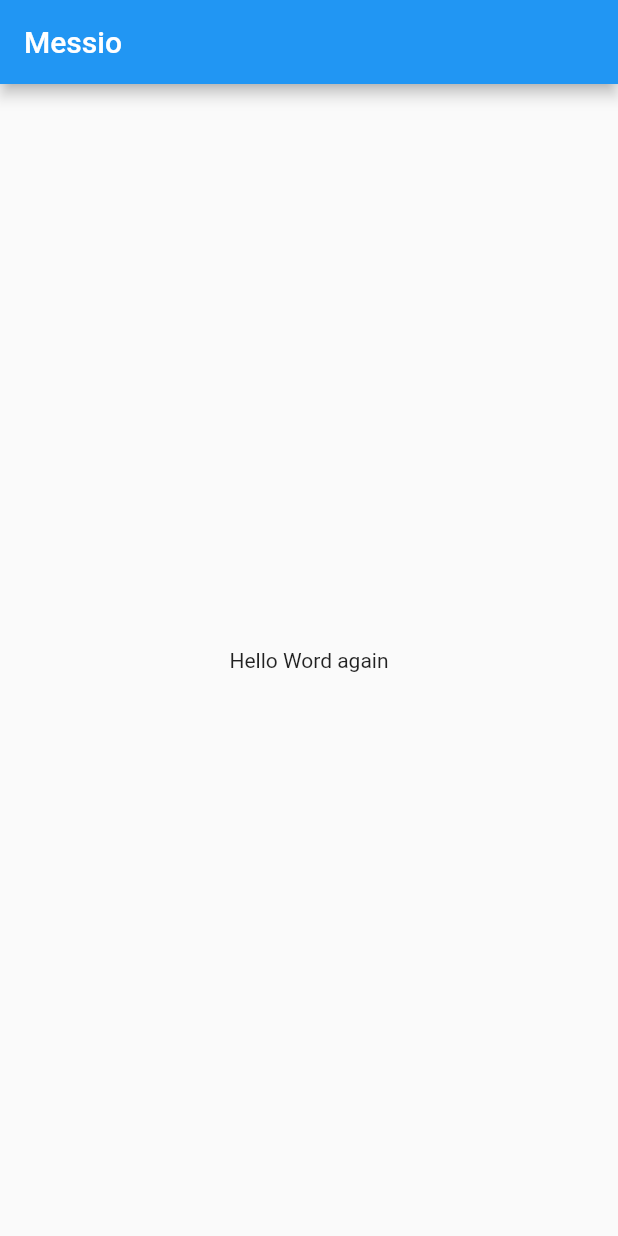
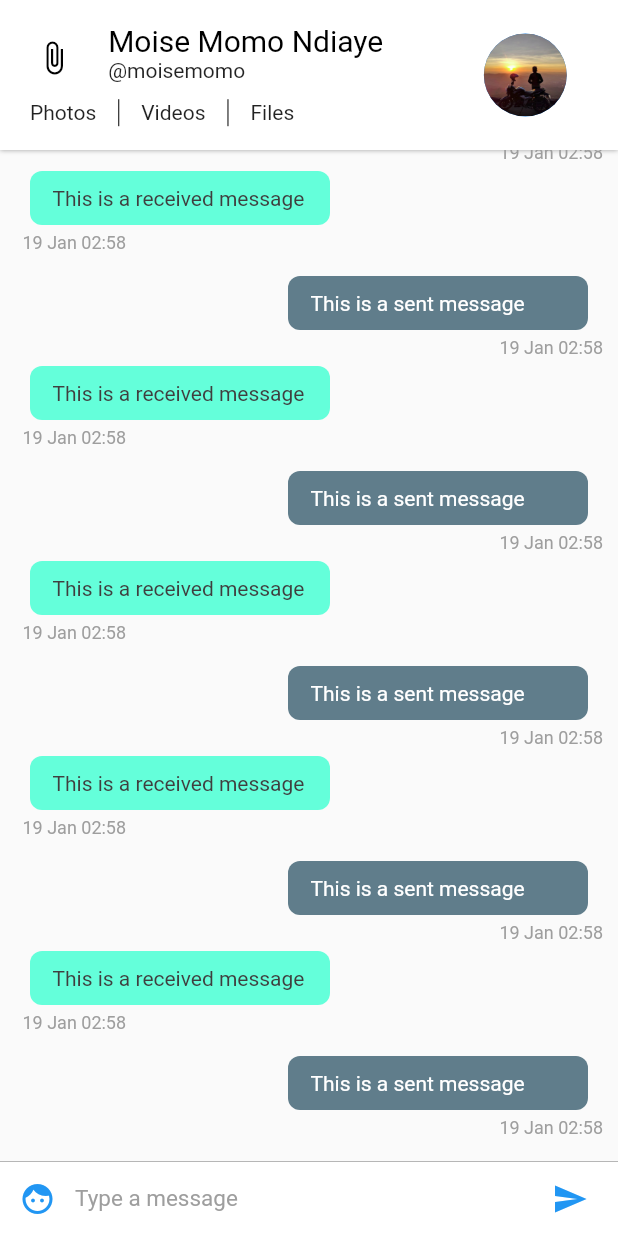
Before and after one commit to moisemomo/messio60DaysFlutterApp, a Flutter app: the screen it shows after launch, on a phone screen of 412 x 824 dp. Run offline on Flutter 3.47's test engine with Material 2 defaults, Android fonts, the phone set to English and light mode, and no system bars.

Commit message:
Create message list view, add intl dependencies for DateFormat class, create assets folder and put user image in it

```diff
--- /dev/null
+++ b/lib/config/Assets.dart
@@ -0,0 +1,3 @@
+class Assets {
+  static String user = 'assets/user.png';
+}
--- /dev/null
+++ b/lib/config/Palette.dart
@@ -0,0 +1,14 @@
+import 'package:flutter/material.dart';
+
+class Palette {
+  static Color primaryColor = Colors.blue;
+  static Color secondaryColor = Colors.black;
+  static Color primaryTextColor = Colors.black;
+  static Color secondaryTextColor = Colors.black87;
+  static Color primaryBackgroundColor = Colors.white;
+  static Color selfMessageBackgroundColor = Colors.blueGrey;
+  static Color otherMessageBackgroundColor = Colors.tealAccent;
+  static Color selfMessageColor = Colors.white;
+  static Color otherMessageColor = Color(0xff3f3f3f);
+  static Color greyColor = Colors.grey;
+}
--- a/lib/main.dart
+++ b/lib/main.dart
@@ -1,69 +1,20 @@
 import 'package:flutter/material.dart';
+import 'package:messio_messaging/pages/ConversationPageList.dart';
 
 void main() {
-  runApp(MyApp());
+  runApp(Messio());
 }
 
-class MyApp extends StatelessWidget {
+class Messio extends StatelessWidget {
   // This widget is the root of your application.
   @override
   Widget build(BuildContext context) {
     return MaterialApp(
       title: 'Messio',
       theme: ThemeData(
-        // This is the theme of your application.
-        //
-        // Try running your application with "flutter run". You'll see the
-        // application has a blue toolbar. Then, without quitting the app, try
-        // changing the primarySwatch below to Colors.green and then invoke
-        // "hot reload" (press "r" in the console where you ran "flutter run",
-        // or simply save your changes to "hot reload" in a Flutter IDE).
-        // Notice that the counter didn't reset back to zero; the application
-        // is not restarted.
         primarySwatch: Colors.blue,
       ),
-      home: MyHomePage(title: 'Messio'),
+      home: ConversationPageList(),
     );
   }
 }
-
-class MyHomePage extends StatefulWidget {
-  MyHomePage({Key key, this.title}) : super(key: key);
-
-  // This widget is the home page of your application. It is stateful, meaning
-  // that it has a State object (defined below) that contains fields that affect
-  // how it looks.
-
-  // This class is the configuration for the state. It holds the values (in this
-  // case the title) provided by the parent (in this case the App widget) and
-  // used by the build method of the State. Fields in a Widget subclass are
-  // always marked "final".
-
-  final String title;
-
-  @override
-  _MyHomePageState createState() => _MyHomePageState();
-}
-
-class _MyHomePageState extends State<MyHomePage> {
-
-  @override
-  Widget build(BuildContext context) {
-    // This method is rerun every time setState is called, for instance as done
-    // by the _incrementCounter method above.
-    //
-    // The Flutter framework has been optimized to make rerunning build methods
-    // fast, so that you can just rebuild anything that needs updating rather
-    // than having to individually change instances of widgets.
-    return Scaffold(
-      appBar: AppBar(
-        // Here we take the value from the MyHomePage object that was created by
-        // the App.build method, and use it to set our appbar title.
-        title: Text(widget.title),
-      ),
-      body: Center(
-        child: Text('Hello Word again'),
-      ),
-    );
-  }
-}
--- /dev/null
+++ b/lib/pages/ConversationPage.dart
@@ -0,0 +1,29 @@
+import 'package:flutter/material.dart';
+import 'package:messio_messaging/widgets/ChatAppBar.dart';
+import 'package:messio_messaging/widgets/ChatListWidget.dart';
+import 'package:messio_messaging/widgets/InputWidget.dart';
+
+class ConversationPage extends StatefulWidget {
+  const ConversationPage({Key key}) : super(key: key);
+
+  @override
+  _ConversationPageState createState() => _ConversationPageState();
+}
+
+class _ConversationPageState extends State<ConversationPage> {
+
+  @override
+  Widget build(BuildContext context) {
+    return SafeArea(child: Scaffold(
+      appBar: ChatAppBar(),
+      body: Stack(children: <Widget>[
+        Column(
+          children: <Widget>[
+            ChatListWidget(),
+            InputWidget()
+          ],
+        )
+      ],),
+    ));
+  }
+}
--- /dev/null
+++ b/lib/pages/ConversationPageList.dart
@@ -0,0 +1,23 @@
+import 'package:flutter/material.dart';
+import 'package:messio_messaging/pages/ConversationPage.dart';
+
+class ConversationPageList extends StatefulWidget {
+  const ConversationPageList({Key key}) : super(key: key);
+
+  @override
+  _ConversationPageListState createState() => _ConversationPageListState();
+}
+
+class _ConversationPageListState extends State<ConversationPageList> {
+
+  @override
+  Widget build(BuildContext context) {
+    return PageView(
+      children: <Widget>[
+        ConversationPage(),
+        ConversationPage(),
+        ConversationPage()
+      ],
+    );
+  }
+}
--- /dev/null
+++ b/lib/widgets/ChatAppBar.dart
@@ -0,0 +1,107 @@
+import 'package:flutter/material.dart';
+import 'package:messio_messaging/config/Assets.dart';
+import 'package:messio_messaging/config/Palette.dart';
+
+class ChatAppBar extends StatelessWidget implements PreferredSizeWidget {
+  final double height = 100;
+
+
+  @override
+  Widget build(BuildContext context) {
+    var textHeading = TextStyle(color: Palette.primaryTextColor, fontSize: 20);
+    var textStyle = TextStyle(color: Palette.secondaryTextColor);
+    double width = MediaQuery.of(context).size.width;
+
+
+    return Material(
+      child: Container(
+        decoration: new BoxDecoration(boxShadow: [
+          new BoxShadow(
+            color: Colors.grey,
+            blurRadius: 2.0,
+          )
+        ]),
+        child: Container(
+          color: Palette.primaryBackgroundColor,
+          child: Row(children: <Widget>[
+            Expanded(flex: 7,
+                child: Center(
+                  child: Column(
+                    mainAxisSize: MainAxisSize.min,
+                    children: <Widget>[
+                      Container(
+                        height: 70 - (width * .06),
+                        child: Row(
+                          crossAxisAlignment: CrossAxisAlignment.start,
+                          children: <Widget>[
+                            Expanded(flex: 2,
+                                child: Center(
+                                  child: Icon(
+                                    Icons.attach_file,
+                                    color: Palette.secondaryColor,
+                                  ),
+                                )
+                            ),
+                            Expanded(flex: 6,
+                                child: Container(
+                                  child: Column(
+                                    crossAxisAlignment: CrossAxisAlignment.start,
+                                    mainAxisAlignment: MainAxisAlignment.center,
+                                    mainAxisSize: MainAxisSize.min,
+                                    children: <Widget>[
+                                      Text('Moise Momo Ndiaye', style: textHeading),
+                                      Text('@moisemomo', style: textStyle)
+                                    ],
+                                  ),
+                                )
+                            )
+                          ],
+                        ),
+                      ),
+                      Container(
+                        height: 23,
+                        padding: EdgeInsets.fromLTRB(20, 5, 5, 0),
+                        child: Row(
+                          mainAxisAlignment: MainAxisAlignment.start,
+                          crossAxisAlignment: CrossAxisAlignment.center,
+                          children: <Widget>[
+                            Text('Photos', style: textStyle,),
+                            VerticalDivider(
+                              width: 30,
+                              color: Palette.primaryTextColor,
+                            ),
+                            Text('Videos', style: textStyle,
+                            ),
+                            VerticalDivider(
+                              width: 30,
+                                color: Palette.primaryTextColor,
+                            ),
+                            Text('Files', style: textStyle,)
+                          ],
+                        ),
+                      )
+                    ],
+                  ),
+                )
+            ),
+            Expanded(flex: 3,
+                child: Container(
+                  child: Center(
+                    child: CircleAvatar(
+                      radius: (80 -(width * .06)) / 2,
+                      backgroundImage: Image.asset(
+                        Assets.user,
+                      ).image,
+                    ),
+                  ),
+                ))
+          ],
+          ),
+        ),
+      ),
+    );
+  }
+
+  @override
+  Size get preferredSize => Size.fromHeight(height);
+}
--- /dev/null
+++ b/lib/widgets/ChatItemWidget.dart
@@ -0,0 +1,93 @@
+import 'package:flutter/material.dart';
+import 'package:messio_messaging/config/Palette.dart';
+import 'package:intl/intl.dart';
+
+class ChatItemWidget extends StatelessWidget {
+  final int index;
+  ChatItemWidget(this.index);
+
+  @override
+  Widget build(BuildContext context) {
+    if(index % 2 == 0) {
+      return Container(
+        child: Column(
+          children: <Widget>[
+            Row(
+              children: <Widget>[
+                Container(
+                  child: Text('This is a sent message',
+                    style: TextStyle(color: Palette.selfMessageColor),
+                  ),
+                  padding: EdgeInsets.fromLTRB(15.0, 10.0, 15.0, 10.0),
+                  width: 200.0,
+                  decoration: BoxDecoration(
+                      color: Palette.selfMessageBackgroundColor,
+                      borderRadius: BorderRadius.circular(8.0)
+                  ),
+                  margin: EdgeInsets.only(right: 10.0),
+                )
+              ],
+              mainAxisAlignment: MainAxisAlignment.end,
+            ),
+            Row(
+              mainAxisAlignment: MainAxisAlignment.end,
+              children: <Widget>[
+                Container(
+                  child: Text(
+                    DateFormat('dd MMM kk:mm')
+                        .format(DateTime.fromMicrosecondsSinceEpoch(1565888474278)),
+                    style: TextStyle(
+                        color: Palette.greyColor,
+                        fontSize: 12.0,
+                        fontStyle: FontStyle.normal
+                    ),
+                  ),
+                  margin: EdgeInsets.only(left: 5.0, top: 5.0, bottom: 5.0),
+                )
+              ],
+            )
+          ],
+        ),
+      );
+    } else {
+      return Container(
+        child: Column(
+          children: <Widget>[
+            Row(
+              children: <Widget>[
+                Container(
+                  child: Text('This is a received message',
+                    style: TextStyle(color: Palette.otherMessageColor),
+                  ),
+                  padding: EdgeInsets.fromLTRB(15.0, 10.0, 15.0, 10.0),
+                  width: 200.0,
+                  decoration: BoxDecoration(
+                      color: Palette.otherMessageBackgroundColor,
+                      borderRadius: BorderRadius.circular(8.0)
+                  ),
+                  margin: EdgeInsets.only(left: 10.0),
+                )
+              ],
+              mainAxisAlignment: MainAxisAlignment.start,
+            ),
+            Container(
+              child: Text(
+                DateFormat('dd MMM kk:mm')
+                    .format(DateTime.fromMicrosecondsSinceEpoch(1565888474278)),
+                style: TextStyle(
+                    color: Palette.greyColor,
+                    fontSize: 12.0,
+                    fontStyle: FontStyle.normal
+                ),
+              ),
+              margin: EdgeInsets.only(left: 5.0, top: 5.0, bottom: 5.0),
+            )
+          ],
+          crossAxisAlignment: CrossAxisAlignment.start,
+        ),
+        margin: EdgeInsets.only(bottom: 10.0),
+      );
+    }
+
+  }
+}
--- /dev/null
+++ b/lib/widgets/ChatListWidget.dart
@@ -0,0 +1,19 @@
+import 'package:flutter/material.dart';
+import 'package:messio_messaging/widgets/ChatItemWidget.dart';
+
+class ChatListWidget extends StatelessWidget {
+  final ScrollController listScrollController = new ScrollController();
+
+  @override
+  Widget build(BuildContext context) {
+    return Flexible(
+        child: ListView.builder(
+            padding: EdgeInsets.all(10.0),
+            itemBuilder: (context, index) => ChatItemWidget(index),
+        itemCount: 20,
+        reverse: true,
+        controller: listScrollController,
+        )
+    );
+  }
+}
--- /dev/null
+++ b/lib/widgets/InputWidget.dart
@@ -0,0 +1,55 @@
+import 'package:flutter/material.dart';
+import 'package:messio_messaging/config/Palette.dart';
+
+class InputWidget extends StatelessWidget {
+  final TextEditingController textEditingController = new TextEditingController();
+
+  @override
+  Widget build(BuildContext context) {
+    return Container(
+      child: Row(
+        children: <Widget>[
+          Material(
+            child: new Container(
+              margin: new EdgeInsets.symmetric(horizontal: 1.0),
+              child: new IconButton(
+                  icon: new Icon(Icons.face),
+              color: Palette.primaryColor, onPressed: () {  },
+              ),
+            ),
+            color: Colors.white,
+          ),
+          Flexible(
+              child: Container(
+                child: TextField(
+                  style: TextStyle(color: Palette.primaryTextColor, fontSize: 15.0),
+                  controller: textEditingController,
+                  decoration: InputDecoration.collapsed(
+                      hintText: 'Type a message',
+                  hintStyle: TextStyle(color: Palette.greyColor),
+                  ),
+                ),
+              ),
+          ),
+          Material(
+            child: new Container(
+              margin: new EdgeInsets.symmetric(horizontal: 8.0),
+              child: new IconButton(
+                  icon: new Icon(Icons.send),
+              onPressed: () => {},
+              color: Palette.primaryColor,
+              ),
+            ),
+            color: Colors.white,
+          ),
+        ],
+      ),
+      width: double.infinity,
+      height: 50.0,
+      decoration: new BoxDecoration(
+        border: new Border(
+          top: new BorderSide(color: Palette.greyColor, width: 0.5)),
+        color: Colors.white),
+    );
+  }
+}
--- a/pubspec.yaml
+++ b/pubspec.yaml
@@ -28,6 +28,7 @@ dependencies:
   # The following adds the Cupertino Icons font to your application.
   # Use with the CupertinoIcons class for iOS style icons.
   cupertino_icons: ^1.0.2
+  intl: ^0.17.0
 
 dev_dependencies:
   flutter_test:
@@ -45,9 +46,8 @@ flutter:
   uses-material-design: true
 
   # To add assets to your application, add an assets section, like this:
-  # assets:
-  #   - images/a_dot_burr.jpeg
-  #   - images/a_dot_ham.jpeg
+  assets:
+    - assets/
 
   # An image asset can refer to one or more resolution-specific "variants", see
   # https://flutter.dev/assets-and-images/#resolution-aware.
```
Also changed, not shown: assets/user.png (added), pubspec.lock, 1 other file.
